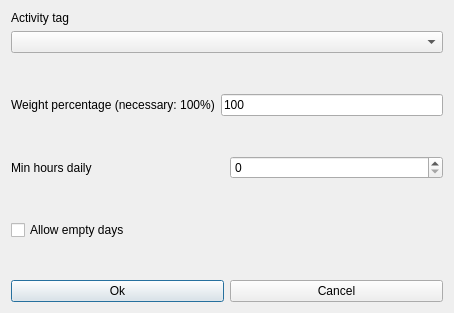
First picture: the form in fet/src/interface/modifyconstraintstudentsactivitytagminhoursdailyform_template.ui, repository vonmecheln/fet, before the edit.
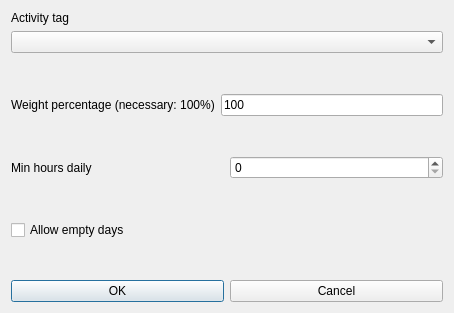
Second picture: the form after the edit.

Diff of the .ui file:
```diff
--- a/fet/src/interface/modifyconstraintstudentsactivitytagminhoursdailyform_template.ui
+++ b/fet/src/interface/modifyconstraintstudentsactivitytagminhoursdailyform_template.ui
@@ -164,7 +164,7 @@
      <item>
       <widget class="QPushButton" name="okPushButton">
        <property name="text">
-        <string>Ok</string>
+        <string>OK</string>
        </property>
       </widget>
      </item>
```
